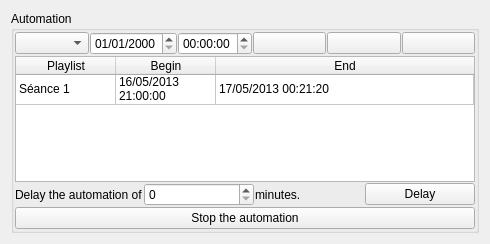
Old version of the form src/automationwidget.ui in the repository cinemaouvert/OPP.
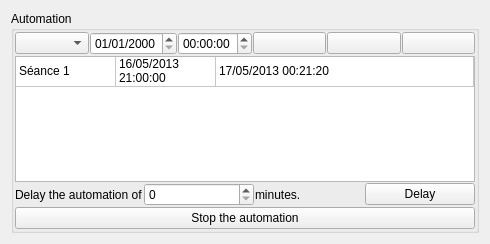
New version of the form. Icons and pictures are not drawn.

Diff of the .ui file:
```diff
--- a/src/automationwidget.ui
+++ b/src/automationwidget.ui
@@ -106,7 +106,7 @@
          <number>3</number>
         </property>
         <attribute name="horizontalHeaderVisible">
-         <bool>true</bool>
+         <bool>false</bool>
         </attribute>
         <attribute name="horizontalHeaderCascadingSectionResizes">
          <bool>false</bool>
```
